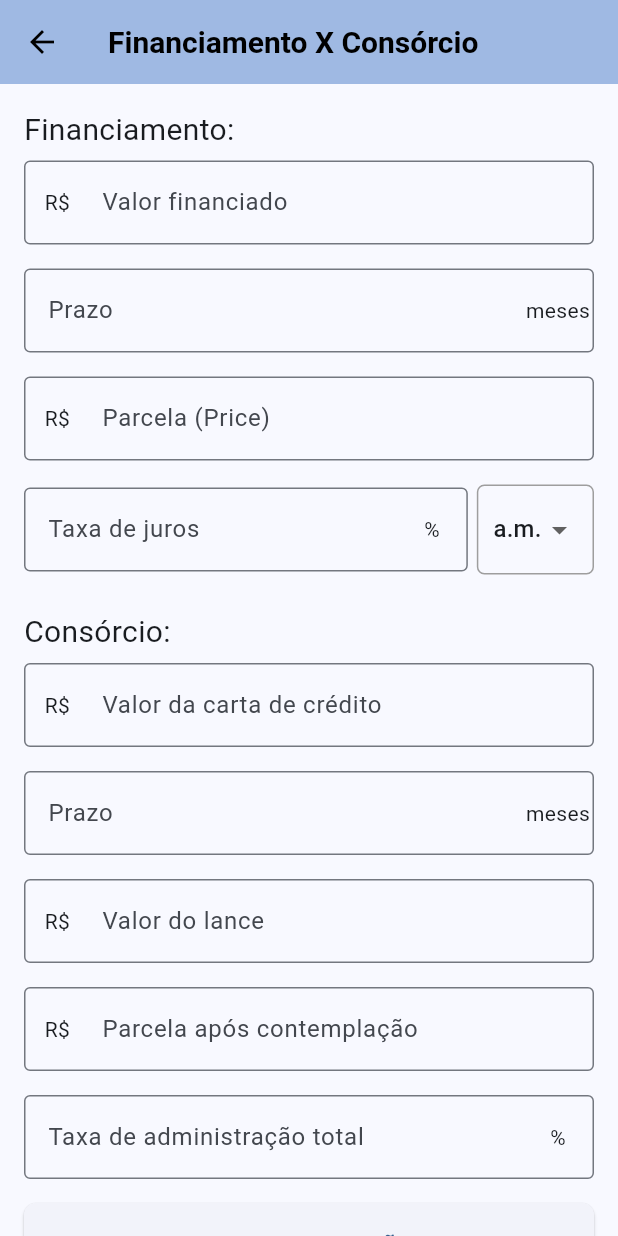
After one commit to Danubio-Leite/calculadora_bancario, a Flutter app: the screen it shows after launch, after a tap on an icon or button, on a phone screen of 412 x 824 dp. The commit adds this screen. Run offline on Flutter 3.47's test engine with Material 3 defaults, Android fonts, the light colour scheme and no system bars; our stand-ins replace auto_size_text, mask_text_input_formatter, share_plus.

Commit message:
tela consorcio

```diff
--- /dev/null
+++ b/lib/pages/tela_consorcio_financiamento.dart
@@ -0,0 +1,240 @@
+import 'package:flutter/material.dart';
+import '../components/custom_calc_button.dart';
+import '../components/insert_field.dart';
+import 'dart:math' as math;
+
+import 'tela_tabela_consorcio.dart';
+
+class TelaFinanciamentoXConsorcio extends StatefulWidget {
+  @override
+  _TelaFinanciamentoXConsorcioState createState() =>
+      _TelaFinanciamentoXConsorcioState();
+}
+
+class _TelaFinanciamentoXConsorcioState
+    extends State<TelaFinanciamentoXConsorcio> {
+  final _formKey = GlobalKey<FormState>();
+  String dropdownValue = 'a.m.';
+
+  final valorFinanciadoController = TextEditingController();
+  final prazoFinanciamentoController = TextEditingController();
+  final parcelaFinanciamentoController = TextEditingController();
+  final taxaJurosController = TextEditingController();
+  final valorCartaCreditoController = TextEditingController();
+  final prazoConsorcioController = TextEditingController();
+  final parcelaConsorcioController = TextEditingController();
+  final taxaAdministracaoController = TextEditingController();
+  final lanceConsorcioController = TextEditingController();
+
+  double valorFinanciado = 0.0;
+  int prazoFinanciamento = 0;
+  double parcelaFinanciamento = 0.0;
+  double taxaJuros = 0.0;
+  double valorCartaCredito = 0.0;
+  int prazoConsorcio = 0;
+  double parcelaConsorcio = 0.0;
+  double taxaAdministracao = 0.0;
+  double taxaMensalConsorcio = 0.0;
+  double taxaMensalfinanciamento = 0.0;
+  double custoTotalFinanciamento = 0.0;
+  double custoTotalConsorcio = 0.0;
+
+  @override
+  void dispose() {
+    // Limppeza dos controllers quando o widget for descartado
+    valorFinanciadoController.dispose();
+    prazoFinanciamentoController.dispose();
+    parcelaFinanciamentoController.dispose();
+    taxaJurosController.dispose();
+    valorCartaCreditoController.dispose();
+    prazoConsorcioController.dispose();
+    parcelaConsorcioController.dispose();
+    taxaAdministracaoController.dispose();
+    lanceConsorcioController.dispose();
+
+    super.dispose();
+  }
+
+  @override
+  Widget build(BuildContext context) {
+    return Scaffold(
+      appBar: AppBar(
+        title: const Text('Financiamento X Consórcio'),
+      ),
+      body: SingleChildScrollView(
+        child: Padding(
+          padding: const EdgeInsets.all(16.0),
+          child: Form(
+            key: _formKey,
+            child: Column(
+              crossAxisAlignment: CrossAxisAlignment.stretch,
+              children: <Widget>[
+                const Text('Financiamento:', style: TextStyle(fontSize: 20)),
+                const SizedBox(height: 6),
+                CustomInsertField(
+                  controller: valorFinanciadoController,
+                  label: 'Valor financiado',
+                  prefix: const Text('R\$ '),
+                  keyboardType:
+                      const TextInputType.numberWithOptions(decimal: true),
+                ),
+                const SizedBox(height: 16),
+                CustomInsertField(
+                  controller: prazoFinanciamentoController,
+                  label: 'Prazo',
+                  keyboardType: TextInputType.number,
+                  suffix: const Text('meses'),
+                ),
+                const SizedBox(height: 16),
+                CustomInsertField(
+                  controller: parcelaFinanciamentoController,
+                  label: 'Parcela (Price)',
+                  prefix: const Text('R\$ '),
+                  keyboardType:
+                      const TextInputType.numberWithOptions(decimal: true),
+                ),
+                const SizedBox(height: 16),
+                Row(
+                  children: <Widget>[
+                    Expanded(
+                      child: CustomInsertField(
+                        controller: taxaJurosController,
+                        keyboardType: const TextInputType.numberWithOptions(
+                            decimal: true),
+                        suffix: const Text('%'),
+                        label: 'Taxa de juros',
+                      ),
+                    ),
+                    const SizedBox(
+                      width: 6,
+                    ),
+                    Container(
+                      padding: const EdgeInsets.symmetric(
+                          horizontal: 10, vertical: 5),
+                      decoration: BoxDecoration(
+                        border: Border.all(color: Colors.grey, width: 1),
+                        borderRadius: BorderRadius.circular(5),
+                      ),
+                      child: DropdownButton<String>(
+                        value: dropdownValue,
+                        onChanged: (String? newValue) {
+                          setState(() {
+                            dropdownValue = newValue!;
+                          });
+                        },
+                        items: <String>['a.m.', 'a.a.']
+                            .map<DropdownMenuItem<String>>((String value) {
+                          return DropdownMenuItem<String>(
+                            value: value,
+                            child: Text(value),
+                          );
+                        }).toList(),
+                        underline: const SizedBox(),
+                      ),
+                    ),
+                  ],
+                ),
+                const SizedBox(height: 24),
+                const Text('Consórcio:', style: TextStyle(fontSize: 20)),
+                const SizedBox(height: 6),
+                CustomInsertField(
+                  controller: valorCartaCreditoController,
+                  label: 'Valor da carta de crédito',
+                  prefix: const Text('R\$ '),
+                  keyboardType:
+                      const TextInputType.numberWithOptions(decimal: true),
+                ),
+                const SizedBox(height: 16),
+                CustomInsertField(
+                  controller: prazoConsorcioController,
+                  label: 'Prazo',
+                  keyboardType: TextInputType.number,
+                  suffix: const Text('meses'),
+                ),
+                const SizedBox(height: 16),
+                CustomInsertField(
+                  controller: lanceConsorcioController,
+                  label: 'Valor do lance',
+                  keyboardType: TextInputType.number,
+                  prefix: const Text('R\$ '),
+                ),
+                const SizedBox(height: 16),
+                CustomInsertField(
+                  controller: parcelaConsorcioController,
+                  label: 'Parcela após contemplação',
+                  prefix: const Text('R\$ '),
+                  keyboardType:
+                      const TextInputType.numberWithOptions(decimal: true),
+                ),
+                const SizedBox(height: 16),
+                CustomInsertField(
+                  controller: taxaAdministracaoController,
+                  label: 'Taxa de administração total',
+                  suffix: const Text('%'),
+                  keyboardType:
+                      const TextInputType.numberWithOptions(decimal: true),
+                ),
+                const SizedBox(height: 16),
+                CustomCalcButton(
+                  onPressed: () {
+                    setState(() {
+                      valorFinanciado =
+                          double.tryParse(valorFinanciadoController.text) ??
+                              0.0;
+                      prazoFinanciamento =
+                          int.tryParse(prazoFinanciamentoController.text) ?? 0;
+                      parcelaFinanciamento = double.tryParse(
+                              parcelaFinanciamentoController.text) ??
+                          0.0;
+                      taxaJuros =
+                          double.tryParse(taxaJurosController.text) ?? 0.0;
+                      valorCartaCredito =
+                          double.tryParse(valorCartaCreditoController.text) ??
+                              0.0;
+                      prazoConsorcio =
+                          int.tryParse(prazoConsorcioController.text) ?? 0;
+                      parcelaConsorcio =
+                          double.tryParse(parcelaConsorcioController.text) ??
+                              0.0;
+                      taxaAdministracao =
+                          double.tryParse(taxaAdministracaoController.text) ??
+                              0.0;
+                      taxaMensalConsorcio = taxaAdministracao / prazoConsorcio;
+                      if (dropdownValue == 'a.m.') {
+                        taxaMensalfinanciamento = taxaJuros;
+                      } else {
+                        taxaMensalfinanciamento = taxaJuros / 12;
+                      }
+                      custoTotalFinanciamento =
+                          parcelaFinanciamento * prazoFinanciamento -
+                              valorFinanciado;
+                      custoTotalConsorcio =
+                          parcelaConsorcio * prazoConsorcio - valorCartaCredito;
+                      Navigator.of(context).push(
+                        MaterialPageRoute(
+                          builder: (context) => TabelaConsorcioFinanciamento(
+                            valorCartaCredito: valorCartaCredito,
+                            valorFinanciado: valorFinanciado,
+                            prazoConsorcio: prazoConsorcio,
+                            prazoFinanciamento: prazoFinanciamento,
+                            taxaMensalConsorcio: taxaMensalConsorcio,
+                            taxaMensalfinanciamento: taxaMensalfinanciamento,
+                            parcelaConsorcio: parcelaConsorcio,
+                            parcelaFinanciamento: parcelaFinanciamento,
+                            custoTotalConsorcio: custoTotalConsorcio,
+                            custoTotalFinanciamento: custoTotalFinanciamento,
+                          ),
+                        ),
+                      );
+                    });
+                  },
+                  texto: 'Gerar comparação',
+                ),
+              ],
+            ),
+          ),
+        ),
+      ),
+    );
+  }
+}
--- a/lib/pages/tela_inicial.dart
+++ b/lib/pages/tela_inicial.dart
@@ -1,4 +1,5 @@
 import 'package:calculadora_bancario/components/custom_appbar.dart';
+import 'package:calculadora_bancario/pages/tela_consorcio_financiamento.dart';
 import 'package:flutter/material.dart';
 
 import '../components/custom_home_button.dart';
@@ -19,7 +20,7 @@ class TelaInicial extends StatelessWidget {
       appBar: CustomAppBar(
         title: 'Calculadora',
         title2: 'do Bancário',
-        imagePath: 'assets/images/icons/budget1.png',
+        imagePath: 'assets/images/icons/team.png',
       ),
       body: GridView.count(
           primary: false,
@@ -53,7 +54,13 @@ class TelaInicial extends StatelessWidget {
             CustomHomeButton(
               imagePath: 'assets/images/icons/assets.png',
               buttonText: 'Consórcio x\n Financiamento',
-              onPressed: null,
+              onPressed: () {
+                Navigator.push(
+                  context,
+                  MaterialPageRoute(
+                      builder: (context) => TelaFinanciamentoXConsorcio()),
+                );
+              },
             ),
             CustomHomeButton(
               imagePath: 'assets/images/icons/accounting.png',
--- a/lib/pages/tela_juros_compostos_invest.dart
+++ b/lib/pages/tela_juros_compostos_invest.dart
@@ -14,7 +14,7 @@ class _TelaCalculadoraAposentadoriaState
     extends State<TelaCalculadoraAposentadoria> {
   final _formKey = GlobalKey<FormState>();
   String _periodoSelecionado = 'Meses';
-  String _jurosSelecionado = 'Meses';
+  String _jurosSelecionado = 'a.m.';
   int periodo = 0;
   double aplicacaoInicial = 0;
   double aplicacaoMensal = 0;
@@ -86,7 +86,7 @@ class _TelaCalculadoraAposentadoriaState
                   ),
                   child: DropdownButton<String>(
                     value: _jurosSelecionado,
-                    items: <String>['Meses', 'Anos'].map((String value) {
+                    items: <String>['a.m.', 'a.a.'].map((String value) {
                       return DropdownMenuItem<String>(
                         value: value,
                         child: Text(value),
@@ -162,7 +162,7 @@ class _TelaCalculadoraAposentadoriaState
             const SizedBox(height: 24),
             if (resultado > 0)
               ResultCard(
-                titulo: 'Pagamento Mensal',
+                titulo: 'Montante após o período:',
                 resultado: 'R\$ ${resultado.toStringAsFixed(2)}',
               ),
           ],
--- a/lib/utils/calc_utils.dart
+++ b/lib/utils/calc_utils.dart
@@ -58,7 +58,7 @@ class CalculadoraAposentadoria {
       String jurosSelecionado,
       String periodoSelecionado) {
     double taxa = taxaJuros / 100;
-    if (jurosSelecionado == 'Anos') {
+    if (jurosSelecionado == 'a.a.') {
       taxa /= 12;
     }
     if (periodoSelecionado == 'Anos') {
--- a/pubspec.yaml
+++ b/pubspec.yaml
@@ -18,6 +18,8 @@ dependencies:
   http:
   url_launcher:
   xml2json:
+  flutter_widget_to_image:
+  share_plus:
 
 dev_dependencies:
   flutter_test:
```
Also changed, not shown: lib/pages/tela_tabela_consorcio.dart (added, +167 -0 lines), assets/images/icons/team.png (added), pubspec.lock.
